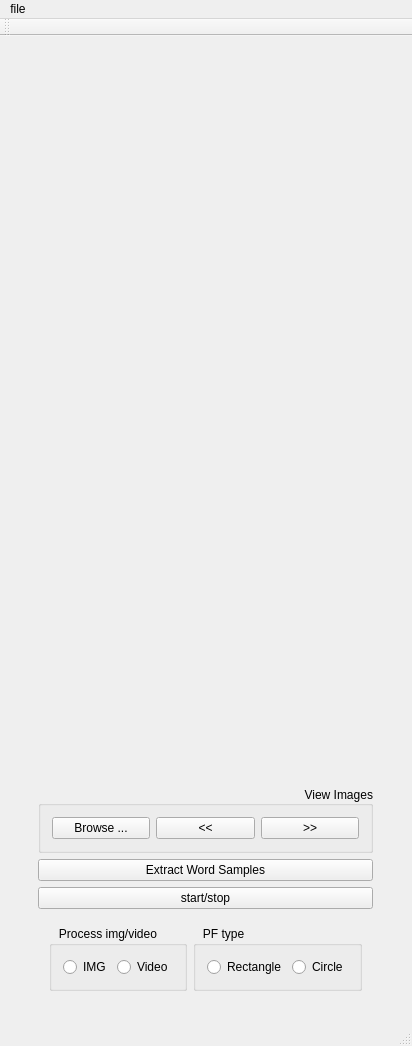
First picture: the form in forms/mainwindow.ui, repository Boazrciasn/RDFramework, before the edit.
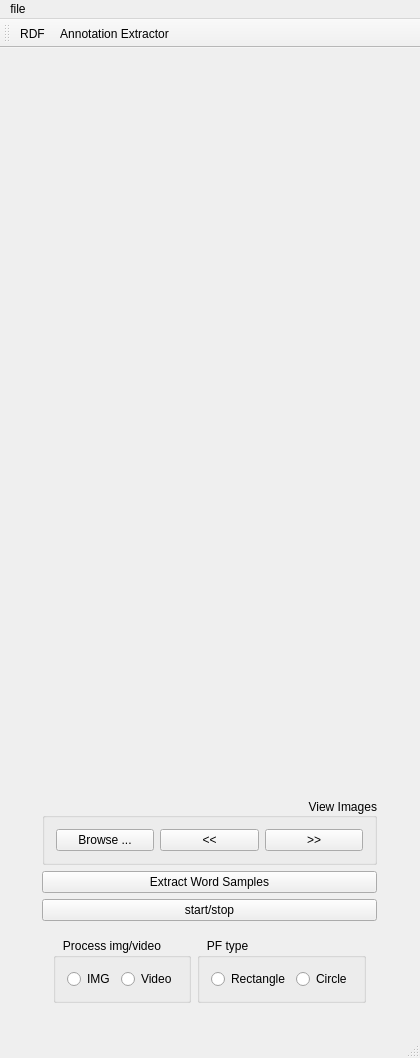
Second picture: the form after the edit.

Diff of the .ui file:
```diff
--- a/forms/mainwindow.ui
+++ b/forms/mainwindow.ui
@@ -6,7 +6,7 @@
    <rect>
     <x>0</x>
     <y>0</y>
-    <width>412</width>
+    <width>420</width>
     <height>1043</height>
    </rect>
   </property>
@@ -200,8 +200,8 @@
     <rect>
      <x>0</x>
      <y>0</y>
-     <width>412</width>
-     <height>22</height>
+     <width>420</width>
+     <height>25</height>
     </rect>
    </property>
    <widget class="QMenu" name="menuFile">
@@ -219,6 +219,8 @@
    <attribute name="toolBarBreak">
     <bool>false</bool>
    </attribute>
+   <addaction name="actionRDF"/>
+   <addaction name="actionAnnotation_Extractor"/>
   </widget>
   <widget class="QStatusBar" name="statusBar"/>
   <action name="actionAnnotation_Extractor">
@@ -226,6 +228,11 @@
     <string>Annotation Extractor</string>
    </property>
   </action>
+  <action name="actionRDF">
+   <property name="text">
+    <string>RDF</string>
+   </property>
+  </action>
  </widget>
  <layoutdefault spacing="6" margin="11"/>
  <resources/>
```
Left out of the diff: 1 changed line with no effect on the pictures.
